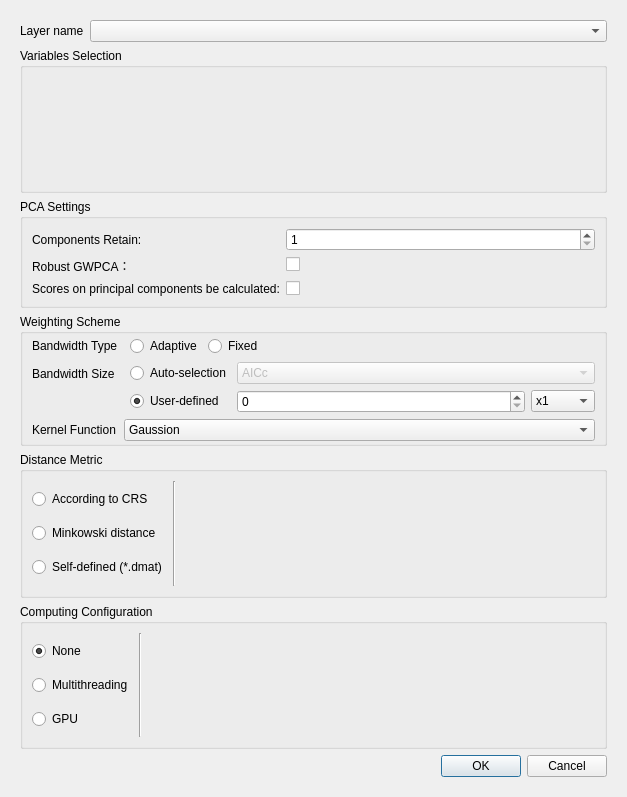
Above: gwmgwpcaoptionsdialog.ui from GWmodel-Lab/GWmodelS before the change. Below: the same form after it.
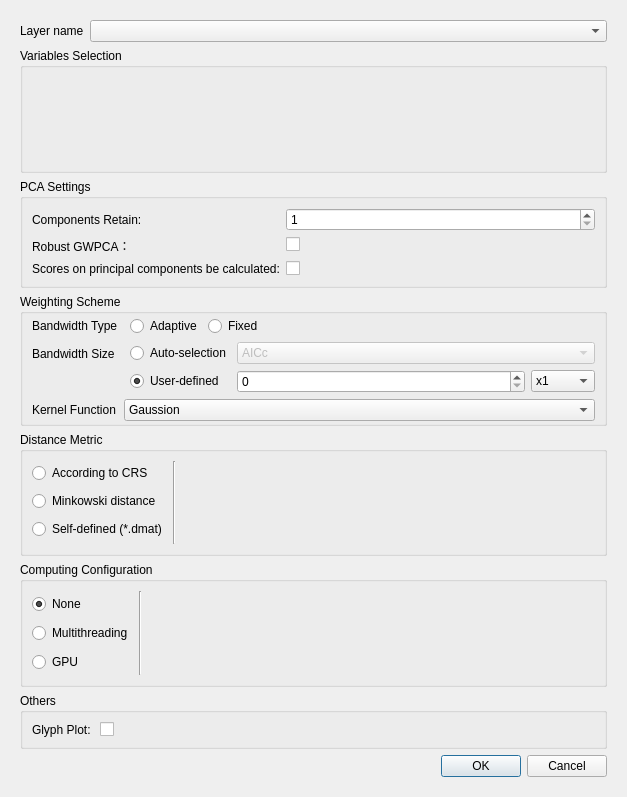
That is the form after the change. Custom widgets are drawn as their Qt base class.

Commit message: Glyph Plot

```diff
--- a/gwmgwpcaoptionsdialog.ui
+++ b/gwmgwpcaoptionsdialog.ui
@@ -27,8 +27,8 @@
        <rect>
         <x>0</x>
         <y>0</y>
-        <width>609</width>
-        <height>779</height>
+        <width>605</width>
+        <height>775</height>
        </rect>
       </property>
       <layout class="QVBoxLayout" name="verticalLayout_6">
@@ -756,6 +756,29 @@
          </layout>
         </widget>
        </item>
+       <item>
+        <widget class="QGroupBox" name="groupBox_5">
+         <property name="title">
+          <string>Others</string>
+         </property>
+         <layout class="QFormLayout" name="formLayout_8">
+          <item row="0" column="0">
+           <widget class="QLabel" name="label_7">
+            <property name="text">
+             <string>Glyph Plot: </string>
+            </property>
+           </widget>
+          </item>
+          <item row="0" column="1">
+           <widget class="QCheckBox" name="mPlotCheckBox">
+            <property name="text">
+             <string/>
+            </property>
+           </widget>
+          </item>
+         </layout>
+        </widget>
+       </item>
        <item>
         <layout class="QHBoxLayout" name="horizontalLayout_5">
          <item>
```
The commit also changes 8 other files.
